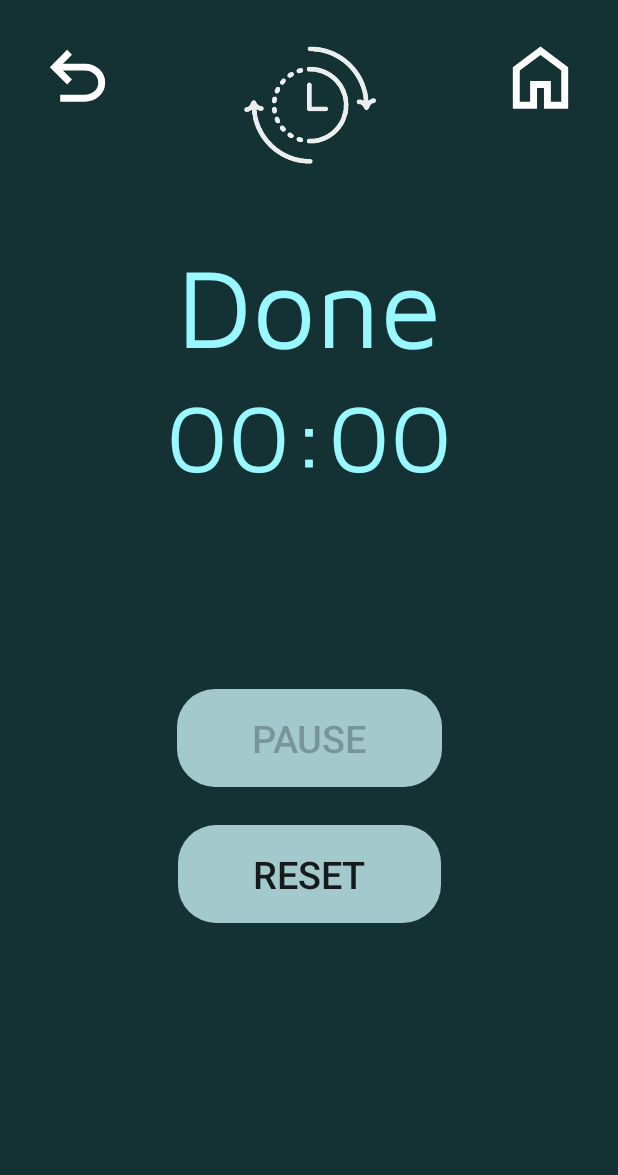
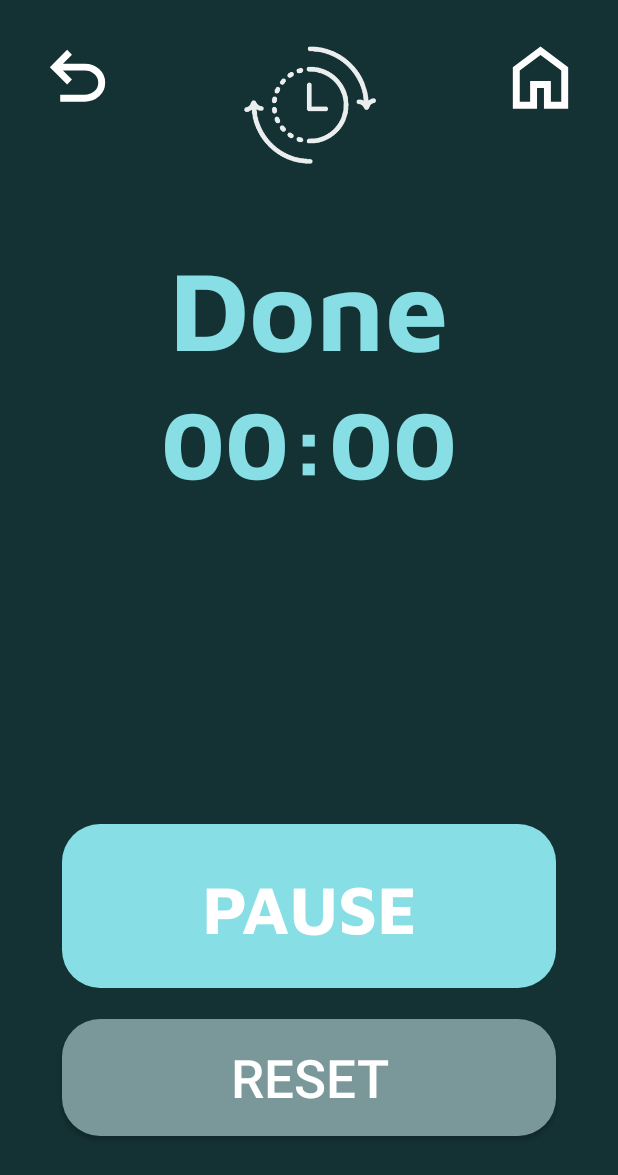
Before and after one commit to grturk/timeroo, an Android app: the RunRoutineActivity screen opened directly, with no data from a screen before it, on a phone screen of 412 x 824 dp. Shown: the top 1175 px of the screen. Run offline under Robolectric (Android 15) with nearby library versions, the phone set to English and light mode, and no system bars; 2 statements that could not run were skipped.

Commit message:
popravki dizajn

```diff
--- a/app/src/main/java/com/example/stillringstimer/RunRoutineActivity.java
+++ b/app/src/main/java/com/example/stillringstimer/RunRoutineActivity.java
@@ -160,18 +160,18 @@ public class RunRoutineActivity extends AppCompatActivity {
             }
         }.start();
 
-        pauseButton.setText("Pause");
+        pauseButton.setText("PAUSE");
     }
 
     private void pauseResumeTimer() {
         if (isPaused) {
             startTimer();
             isPaused = false;
-            pauseButton.setText("Pause");
+            pauseButton.setText("PAUSE");
         } else {
             countDownTimer.cancel();
             isPaused = true;
-            pauseButton.setText("Resume");
+            pauseButton.setText("RESUME");
         }
     }
 
--- a/app/src/main/res/layout/activity_classic_timer.xml
+++ b/app/src/main/res/layout/activity_classic_timer.xml
@@ -152,8 +152,7 @@
         android:background="@drawable/rounded_button"
         android:paddingVertical="25dp"
         android:text="START"
-        android:textColor="#FFFFFF"
-        android:textSize="45sp"
+        android:textAppearance="@style/startButtonStyle"
         android:theme="@null"
         app:iconTint="@color/startButtonColor"
         app:layout_constraintBottom_toBottomOf="parent"
--- a/app/src/main/res/layout/activity_display_training.xml
+++ b/app/src/main/res/layout/activity_display_training.xml
@@ -48,15 +48,17 @@
         android:layout_marginHorizontal="25dp"
         android:layout_marginBottom="5dp"
         android:background="@drawable/rounded_button_green_1"
+        android:paddingHorizontal="80dp"
         android:paddingVertical="35dp"
-        android:paddingHorizontal="80dp"
         android:text="Start"
         android:textColor="#FFFFFF"
+        android:backgroundTint="@color/startButtonColor"
         android:textSize="25dp"
         android:theme="@null"
         app:iconTint="@color/startButtonColor"
         app:layout_constraintBottom_toBottomOf="parent"
         app:layout_constraintEnd_toEndOf="parent"
+        app:layout_constraintHorizontal_bias="0.218"
         app:layout_constraintStart_toStartOf="parent"
         app:layout_constraintTop_toBottomOf="@id/intervalsContainer"
         app:layout_constraintVertical_bias="0.693" />
--- a/app/src/main/res/layout/activity_run_routine.xml
+++ b/app/src/main/res/layout/activity_run_routine.xml
@@ -57,33 +57,37 @@
 
     <Button
         android:id="@+id/pauseButton"
-        android:layout_width="wrap_content"
+        android:layout_width="match_parent"
         android:layout_height="wrap_content"
-        android:paddingVertical="15dp"
-        android:paddingHorizontal="50dp"
-        android:layout_marginTop="100dp"
-        android:textSize="25dp"
-        android:text="Pause"
-        app:layout_constraintTop_toBottomOf="@id/nextUpTextView"
+        android:layout_marginHorizontal="25dp"
+        android:layout_marginTop="184dp"
+        android:background="@drawable/rounded_button"
+        android:paddingVertical="25dp"
+        android:text="PAUSE"
+        android:textAppearance="@style/startButtonStyle"
+        app:layout_constraintEnd_toEndOf="parent"
+        app:layout_constraintHorizontal_bias="0.32"
         app:layout_constraintStart_toStartOf="parent"
-        app:layout_constraintEnd_toEndOf="parent"
-        android:background="@drawable/rounded_button_green_1"
-        app:layout_constraintHorizontal_bias="0.5" />
+        app:layout_constraintTop_toBottomOf="@id/nextUpTextView" />
 
     <Button
         android:id="@+id/resetButton"
-        android:layout_width="wrap_content"
+        android:layout_width="match_parent"
         android:layout_height="wrap_content"
+        android:layout_marginHorizontal="25dp"
+        android:layout_marginTop="15dp"
+        android:layout_marginBottom="5dp"
+        android:background="@drawable/rounded_button_green_2"
         android:paddingVertical="15dp"
-        android:paddingHorizontal="50dp"
-        android:layout_margin="25dp"
-        android:textSize="25dp"
         android:text="Reset"
+        android:textColor="#FFFFFF"
+        android:textSize="35sp"
+        android:theme="@null"
+        app:iconTint="@color/secondGreenButton"
+        app:layout_constraintBottom_toBottomOf="parent"
+        app:layout_constraintEnd_toEndOf="parent"
+        app:layout_constraintStart_toStartOf="parent"
         app:layout_constraintTop_toBottomOf="@id/pauseButton"
-        app:layout_constraintStart_toStartOf="parent"
-        app:layout_constraintEnd_toEndOf="parent"
-        android:background="@drawable/rounded_button_green_1"
-        app:layout_constraintHorizontal_bias="0.5"
-        app:layout_constraintVertical_bias="0.5" />
+        app:layout_constraintVertical_bias="0.105" />
 
 </androidx.constraintlayout.widget.ConstraintLayout>
--- a/app/src/main/res/layout/dialog_add_interval.xml
+++ b/app/src/main/res/layout/dialog_add_interval.xml
@@ -290,6 +290,8 @@
         android:layout_width="match_parent"
         android:layout_height="wrap_content"
         android:text="Add Interval"
+        android:textColor="#FFFFFF"
+        android:textSize="23sp"
         android:layout_marginTop="25dp"
         android:background="@drawable/rounded_button_green_1"/>
 
--- a/app/src/main/res/values/colors.xml
+++ b/app/src/main/res/values/colors.xml
@@ -2,7 +2,7 @@
 <resources>
     <color name="black">#FF000000</color>
     <color name="white">#FFFFFFFF</color>
-    <color name="startButtonColor">#FF9ADBF8</color>
+    <color name="startButtonColor">#DE99F8FF</color>
     <color name="firstGreenButton">#A3C9CC</color>
     <color name="secondGreenButton">#7A9799</color>
     <color name="thirdGreenButton">#3D6366</color>
--- a/app/src/main/res/values/styles.xml
+++ b/app/src/main/res/values/styles.xml
@@ -1,13 +1,33 @@
 <?xml version="1.0" encoding="utf-8"?>
-<resources>
+<resources xmlns:android="http://schemas.android.com/apk/res/android">
     <style name="titleStyle" parent="@android:style/TextAppearance">
-        <item name="android:fontFamily">@font/maven_pro</item>
-        <item name="android:textSize">55sp</item>
-        <item name="android:textColor">#99F8FF</item>
+        <item name="android:fontFamily">@font/mavenpro_bold</item>
+        <item name="android:textSize">57sp</item>
+        <item name="android:textColor">#DE99F8FF</item>
     </style>
+
     <style name="setTimeStyle" parent="@android:style/TextAppearance">
         <item name="android:fontFamily">@font/maven_pro</item>
         <item name="android:textSize">45sp</item>
         <item name="android:textColor">#FFFFFF</item>
     </style>
+
+    <style name="startButtonStyle" parent="@android:style/TextAppearance">
+        <item name="android:fontFamily">@font/mavenpro_bold</item>
+        <item name="android:textSize">45sp</item>
+        <item name="android:textColor">#FFFFFF</item>
+    </style>
+
+    <style name="basicButtons" parent="@android:style/TextAppearance">
+        <item name="android:fontFamily">@font/mavenpro_regular</item>
+        <item name="android:textSize">38sp</item>
+        <item name="android:textColor">#FFFFFF</item>
+    </style>
+
+    <style name="buttonsRoutine" parent="@android:style/TextAppearance">
+        <item name="android:fontFamily">@font/mavenpro_regular</item>
+        <item name="android:textSize">23sp</item>
+        <item name="android:textColor">#FFFFFF</item>
+    </style>
+
 </resources>
```
Also changed, not shown: app/src/main/res/layout/activity_add_new_routine.xml (+9 -9 lines), app/src/main/res/layout/activity_homepage.xml (+5 -8 lines), app/src/main/res/layout/activity_main.xml (+4 -4 lines), app/src/main/res/layout/item_routine.xml (+10 -11 lines), app/src/main/res/font/mavenpro_bold.ttf (added), app/src/main/res/font/mavenpro_extrabold.ttf (added), app/src/main/res/font/mavenpro_medium.ttf (added), app/src/main/res/font/mavenpro_regular.ttf (added), app/src/main/res/font/mavenpro_semibold.ttf (added), app/src/main/res/font/mavenpro_variablefont_wght.ttf (added).
